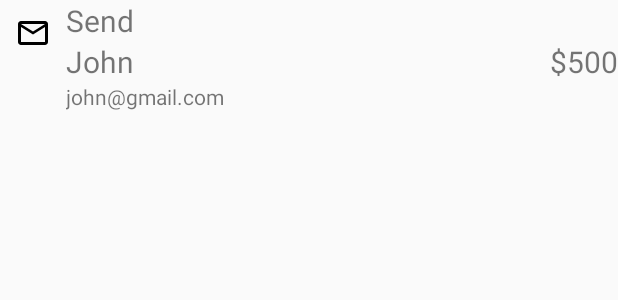
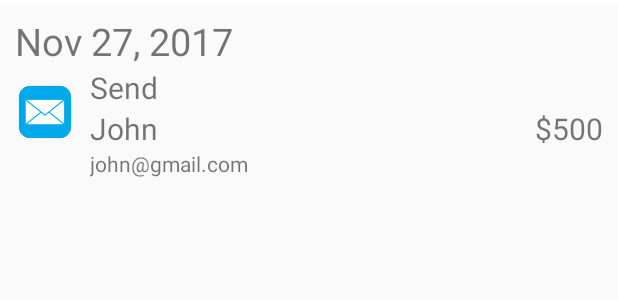
Before and after one commit to mohamadLy/CBA-Mobile-Banking-Application-Prototype, an Android app: the layout interact_item_list.xml on its own in the app's theme, with its tools: preview values and no code run, on a phone screen of 412 x 824 dp. Shown: the top 300 px of the screen. Run offline under Robolectric (Android 15) with nearby library versions, the phone set to English and light mode, and no system bars.

Commit message:
fixed list view for send tab

```diff
--- a/app/src/main/java/seg_capstone/cbamobilebankingapplicationprototype/Activities/InteractTransfer.java
+++ b/app/src/main/java/seg_capstone/cbamobilebankingapplicationprototype/Activities/InteractTransfer.java
@@ -29,7 +29,6 @@ public class InteractTransfer extends AppCompatActivity {
         provider.feed();
         InteractTransferAdapter adapter = new InteractTransferAdapter(this, provider.getTransfers());
         listView.setAdapter(adapter);
-
         host.addTab(spec);
 
         //Tab 2
--- a/app/src/main/res/layout/interact_item_list.xml
+++ b/app/src/main/res/layout/interact_item_list.xml
@@ -3,14 +3,31 @@
     android:orientation="vertical" android:layout_width="match_parent"
     android:layout_height="match_parent">
 
+    <TextView
+        android:layout_width="match_parent"
+        android:layout_height="wrap_content"
+        android:textSize="25dp"
+        android:text="Nov 27, 2017"
+        android:paddingTop="10dp"
+        android:paddingLeft="10dp"
+        android:id="@+id/date_interact"/>
+
+    <!-- As a divider -->
+    <View
+        android:paddingTop="10dp"
+        android:layout_width="match_parent"
+        android:layout_height="3dp"
+        android:background="#ffffff" />
+
     <ImageView
-        android:layout_width="wrap_content"
-        android:layout_height="wrap_content"
-        android:src="@drawable/ic_mail_outline_black_24dp"
+        android:layout_width="50dp"
+        android:layout_height="50dp"
+        android:src="@drawable/mail_icon"
         android:layout_alignParentLeft="true"
         android:id="@+id/envolope"
         android:paddingTop="10dp"
-        android:paddingLeft="10dp"/>
+        android:paddingLeft="10dp"
+        android:layout_below="@+id/date_interact"/>
     <TextView
         android:layout_width="wrap_content"
         android:layout_height="wrap_content"
@@ -18,7 +35,8 @@
         android:text="Send"
         android:layout_toRightOf="@+id/envolope"
         android:textSize="20dp"
-        android:paddingLeft="10dp"/>
+        android:paddingLeft="10dp"
+        android:layout_below="@+id/date_interact"/>
     <TextView
         android:layout_width="wrap_content"
         android:layout_height="wrap_content"
@@ -43,6 +61,7 @@
         android:layout_alignParentRight="true"
         android:text="$500"
         android:textSize="20dp"
-        android:layout_below="@+id/status_type"/>
+        android:layout_below="@+id/status_type"
+        android:paddingRight="10dp"/>
 
 </RelativeLayout>
```
Also changed, not shown: app/src/main/java/seg_capstone/cbamobilebankingapplicationprototype/adapters/InteractTransferAdapter.java (+3 -7 lines), app/src/main/java/seg_capstone/cbamobilebankingapplicationprototype/dataProvider/InteractProvider.java (+28 -7 lines), app/src/main/java/seg_capstone/cbamobilebankingapplicationprototype/transfer/InteractTransfer.java (+11 -1 lines), app/src/main/res/layout/activity_interact_transfer.xml (+2 -6 lines), app/src/main/res/drawable-v24/completed_green.png (added), app/src/main/res/drawable-v24/mail_icon.png (added).
